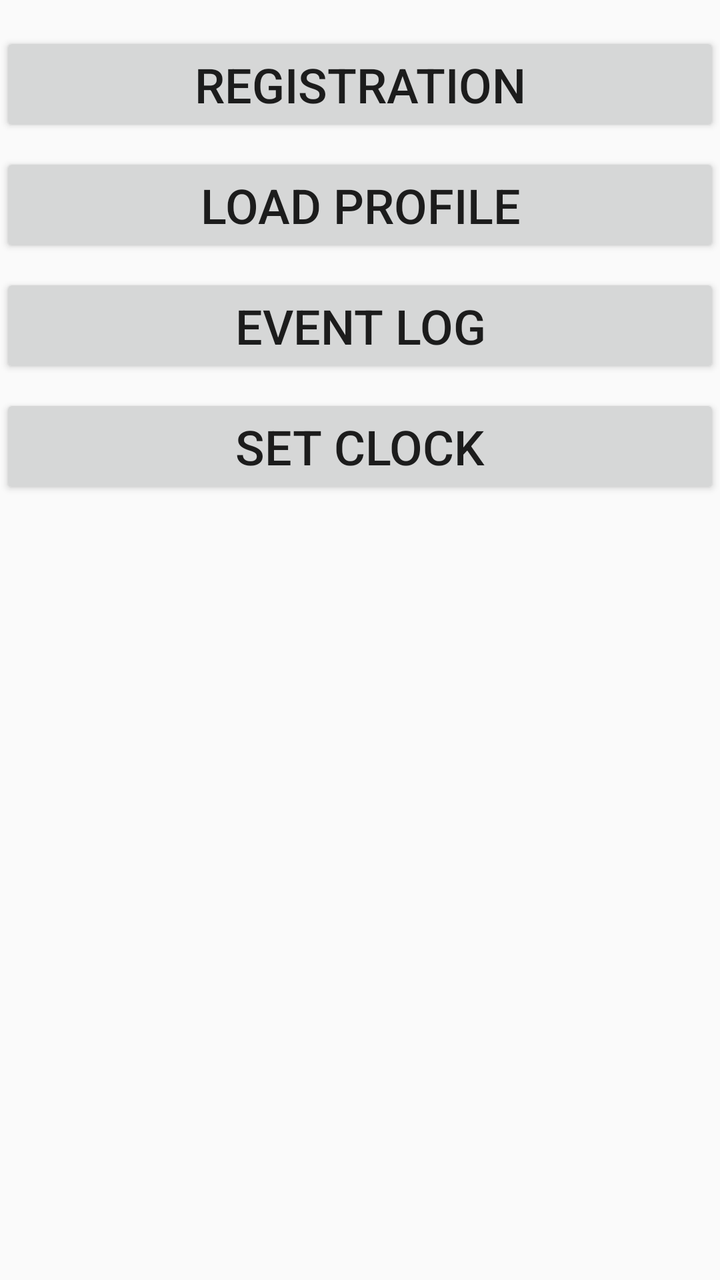
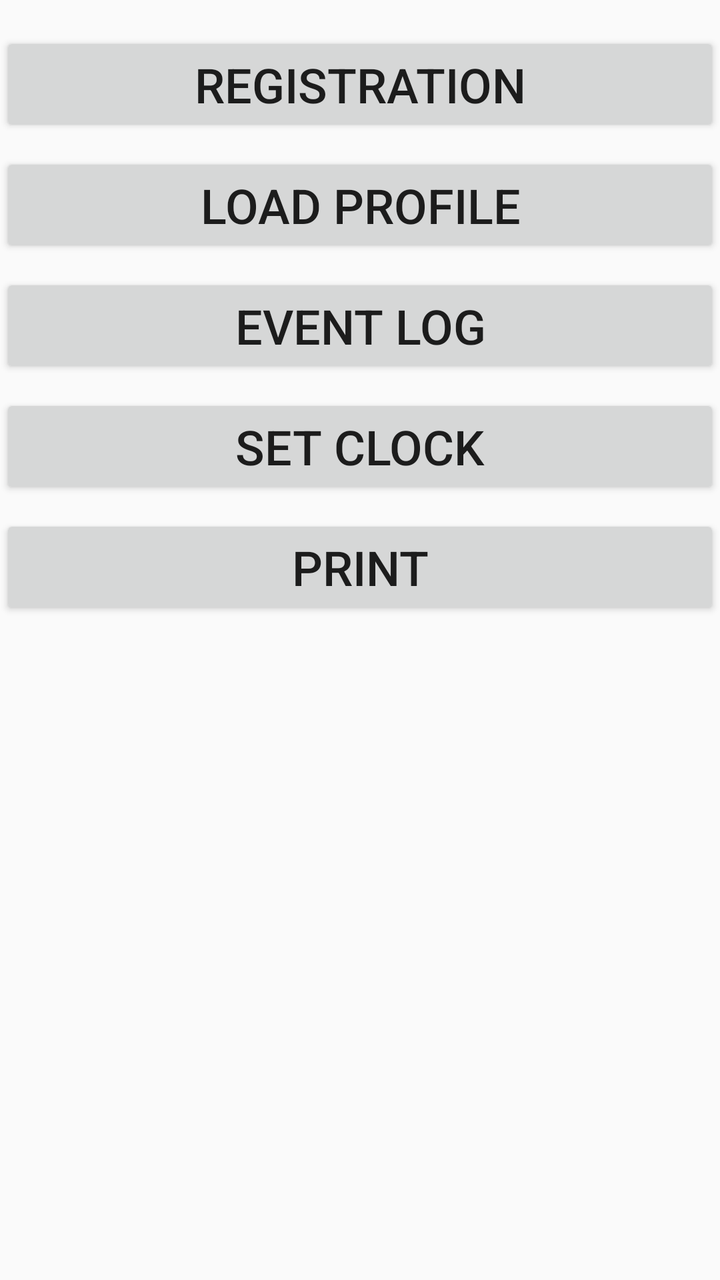

An Android layout rendered at two revisions. The XML below is the earlier revision; the diff shows what the commit changed to produce the second picture.
<!-- AndroidManifest.xml: application theme Theme.BLESM -->
<!-- res/layout/fragment_fourth.xml -->
<?xml version="1.0" encoding="utf-8"?>
<androidx.constraintlayout.widget.ConstraintLayout xmlns:android="http://schemas.android.com/apk/res/android"
    xmlns:app="http://schemas.android.com/apk/res-auto"
    xmlns:tools="http://schemas.android.com/tools"
    android:layout_width="match_parent"
    android:layout_height="match_parent"
    tools:context=".FourthFragment">

    <TextView
        android:id="@+id/textView"
        android:layout_width="0dp"
        android:layout_height="0dp"
        android:layout_marginStart="8dp"
        android:layout_marginTop="8dp"
        android:layout_marginEnd="8dp"
        android:layout_marginBottom="8dp"
        android:textSize="16sp"
        app:layout_constraintBottom_toBottomOf="parent"
        app:layout_constraintEnd_toEndOf="parent"
        app:layout_constraintHorizontal_bias="0.0"
        app:layout_constraintStart_toStartOf="parent"
        app:layout_constraintTop_toBottomOf="@+id/button4"
        tools:ignore="MissingConstraints" />

    <Button
        android:id="@+id/button1"
        android:layout_width="0dp"
        android:layout_height="wrap_content"
        android:layout_marginTop="16dp"
        android:text="@string/demand_reset"
        android:textSize="24sp"
        app:layout_constraintEnd_toEndOf="parent"
        app:layout_constraintHorizontal_bias="0.0"
        app:layout_constraintStart_toStartOf="parent"
        app:layout_constraintTop_toTopOf="parent" />

    <Button
        android:id="@+id/button2"
        android:layout_width="0dp"
        android:layout_height="wrap_content"
        android:layout_marginTop="8dp"
        android:text="@string/load_record"
        android:textSize="24sp"
        app:layout_constraintEnd_toEndOf="parent"
        app:layout_constraintHorizontal_bias="0.0"
        app:layout_constraintStart_toStartOf="parent"
        app:layout_constraintTop_toBottomOf="@+id/button1" />

    <Button
        android:id="@+id/button3"
        android:layout_width="0dp"
        android:layout_height="wrap_content"
        android:layout_marginTop="8dp"
        android:text="@string/event_record"
        android:textSize="24sp"
        app:layout_constraintEnd_toEndOf="parent"
        app:layout_constraintHorizontal_bias="0.0"
        app:layout_constraintStart_toStartOf="parent"
        app:layout_constraintTop_toBottomOf="@+id/button2" />

    <Button
        android:id="@+id/button4"
        android:layout_width="0dp"
        android:layout_height="wrap_content"
        android:layout_marginTop="8dp"
        android:text="@string/set_clock"
        android:textSize="24sp"
        app:layout_constraintEnd_toEndOf="parent"
        app:layout_constraintHorizontal_bias="1.0"
        app:layout_constraintStart_toStartOf="parent"
        app:layout_constraintTop_toBottomOf="@+id/button3" />


</androidx.constraintlayout.widget.ConstraintLayout>
<!-- resources referenced by this layout -->
<resources>
  <string name="demand_reset">Registration</string>
  <string name="event_record">Event log</string>
  <string name="load_record">Load profile</string>
  <string name="set_clock">Set Clock</string>
  <style name="Theme.BLESM" parent="Theme.AppCompat.Light.DarkActionBar">
          
          <item name="colorPrimary">@color/purple_500</item>
          <item name="colorPrimaryDark">@color/purple_700</item>
          <item name="colorAccent">@color/teal_200</item>
          
      </style>
  <color name="purple_500">#FF6200EE</color>
  <color name="purple_700">#FF3700B3</color>
  <color name="teal_200">#FF03DAC5</color>
</resources>

<!-- the commit's change to res/layout/fragment_fourth.xml (unified diff, before → after) -->
@@ -11,7 +11,6 @@
         android:layout_width="0dp"
         android:layout_height="0dp"
         android:layout_marginStart="8dp"
-        android:layout_marginTop="8dp"
         android:layout_marginEnd="8dp"
         android:layout_marginBottom="8dp"
         android:textSize="16sp"
@@ -19,7 +18,7 @@
         app:layout_constraintEnd_toEndOf="parent"
         app:layout_constraintHorizontal_bias="0.0"
         app:layout_constraintStart_toStartOf="parent"
-        app:layout_constraintTop_toBottomOf="@+id/button4"
+        app:layout_constraintTop_toBottomOf="@+id/button5"
         tools:ignore="MissingConstraints" />
 
     <Button
@@ -27,7 +26,7 @@
         android:layout_width="0dp"
         android:layout_height="wrap_content"
         android:layout_marginTop="16dp"
-        android:text="@string/demand_reset"
+        android:text="@string/registration"
         android:textSize="24sp"
         app:layout_constraintEnd_toEndOf="parent"
         app:layout_constraintHorizontal_bias="0.0"
@@ -70,5 +69,16 @@
         app:layout_constraintStart_toStartOf="parent"
         app:layout_constraintTop_toBottomOf="@+id/button3" />
 
+    <Button
+        android:id="@+id/button5"
+        android:layout_width="0dp"
+        android:layout_height="wrap_content"
+        android:layout_marginTop="8dp"
+        android:text="@string/print"
+        android:textSize="24sp"
+        app:layout_constraintEnd_toEndOf="parent"
+        app:layout_constraintHorizontal_bias="1.0"
+        app:layout_constraintStart_toStartOf="parent"
+        app:layout_constraintTop_toBottomOf="@+id/button4" />
 
 </androidx.constraintlayout.widget.ConstraintLayout>
<!-- resource entries referenced after the edit -->
@@ -1,8 +1,9 @@
 <!-- resources referenced by this layout -->
 <resources>
-  <string name="demand_reset">Registration</string>
   <string name="event_record">Event log</string>
   <string name="load_record">Load profile</string>
+  <string name="print">Print</string>
+  <string name="registration">Registration</string>
   <string name="set_clock">Set Clock</string>
   <style name="Theme.BLESM" parent="Theme.AppCompat.Light.DarkActionBar">
           
